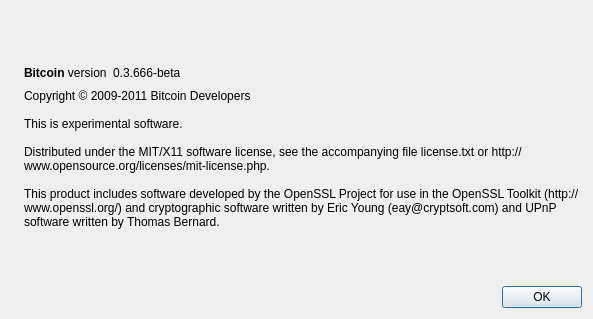
Before: the Qt Designer form src/qt/forms/aboutdialog.ui in mmpool/coiledcoin, drawn with Qt 5.
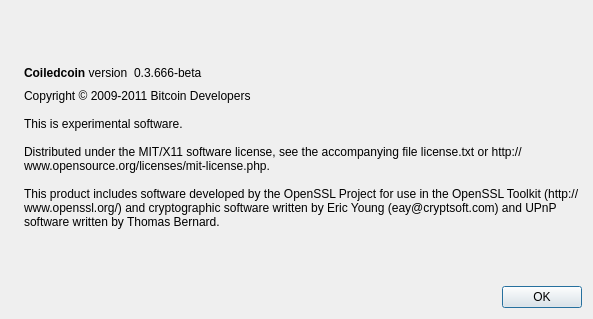
After: the same form once the commit is applied. Icons and pictures are not drawn.

Commit message: Rebrand as Coiledcoin

```diff
--- a/src/qt/forms/aboutdialog.ui
+++ b/src/qt/forms/aboutdialog.ui
@@ -50,7 +50,7 @@
        <item>
         <widget class="QLabel" name="label">
          <property name="text">
-          <string>&lt;b&gt;Bitcoin&lt;/b&gt; version</string>
+          <string>&lt;b&gt;Coiledcoin&lt;/b&gt; version</string>
          </property>
         </widget>
        </item>
```
Left out of the diff: 2 changed lines with no effect on the pictures. The commit also changes 19 other files.
